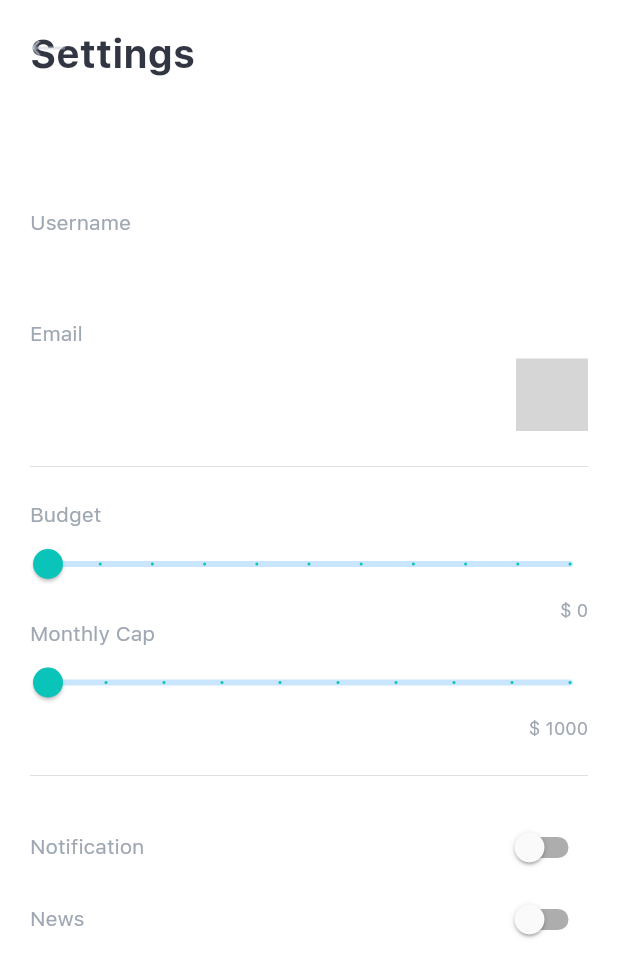
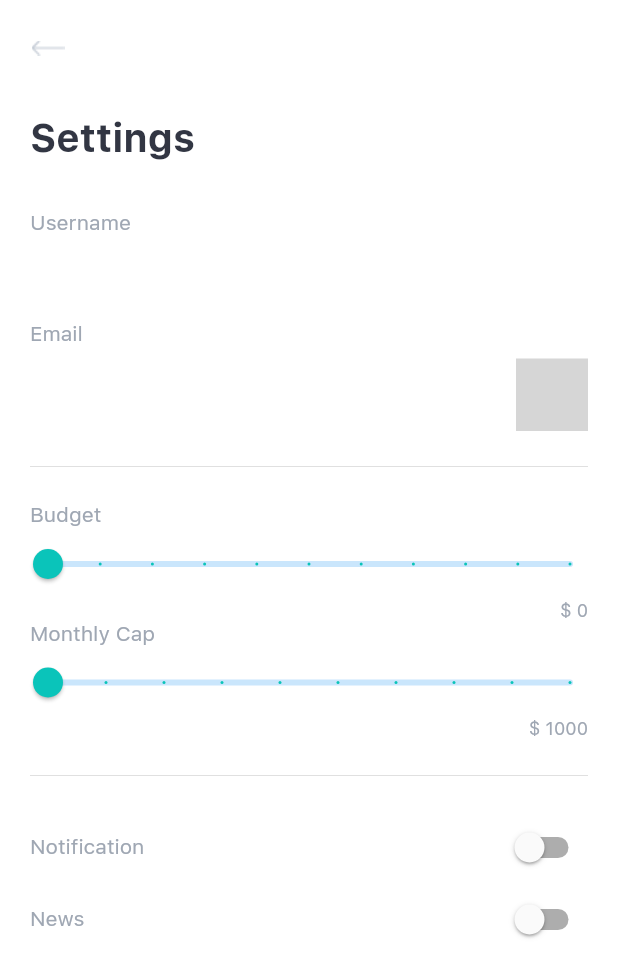
Before and after one commit to Ralfarios/plant_app, a Flutter app: the screen it shows once a user with an empty profile is signed in, after a tap on the "settings" icon, on a phone screen of 412 x 824 dp. Shown: the top 977 px of the screen. Run offline on Flutter 3.47's test engine with Material 2 defaults, Android fonts, the phone set to English and light mode, and no system bars; our stand-ins replace firebase_auth; missing offline and left inert: gradient_text; accounts and stored records are empty; grey boxes are pictures that could not be loaded.

Commit message:
FIX: Custom appbar bug

```diff
--- a/lib/core/consts/element/widget.dart
+++ b/lib/core/consts/element/widget.dart
@@ -19,7 +19,10 @@ Widget defaultAppBar(BuildContext context, Widget itemApp) {
 Widget customAppBar(BuildContext context, Widget itemApp) {
   return PreferredSize(
     preferredSize: Size.fromHeight(120),
-    child: AppBar(
+    child: Column(
+      crossAxisAlignment: CrossAxisAlignment.start,
+      children: [
+        AppBar(
           backgroundColor: Colors.transparent,
           elevation: 0,
           brightness: Brightness.light,
@@ -36,25 +39,23 @@ Widget customAppBar(BuildContext context, Widget itemApp) {
               ),
             ),
           ),
-        flexibleSpace: itemApp),
+        ),
+        itemApp,
+      ],
+    ),
   );
 }
 
 Widget withButton(context, string, icon) {
-  return Stack(
+  return Row(
+    mainAxisAlignment: MainAxisAlignment.spaceBetween,
     children: [
-      Positioned(
-        bottom: 0,
-        child: Container(
-          margin: EdgeInsets.all(20),
+      Container(
+        margin: EdgeInsets.fromLTRB(20, 20, 20, 13),
         child: Text(string, style: Theme.of(context).textTheme.headline1),
       ),
-      ),
-      Positioned(
-        bottom: 0,
-        right: 0,
-        child: Container(
-          margin: EdgeInsets.fromLTRB(20, 20, 30, 20),
+      Container(
+        margin: EdgeInsets.fromLTRB(20, 20, 30, 13),
         child: InkWell(
           customBorder: CircleBorder(),
           child: icon,
@@ -63,21 +64,16 @@ Widget withButton(context, string, icon) {
           },
         ),
       ),
-      ),
     ],
   );
 }
 
 Widget withoutButton(context, string) {
-  return Positioned(
-    bottom: 0,
-    child: Container(
-      margin: EdgeInsets.all(20),
-      child: Row(
-        children: <Widget>[
-          Text(string, style: Theme.of(context).textTheme.headline1),
-        ],
-      ),
+  return Container(
+    margin: EdgeInsets.fromLTRB(20, 20, 30, 13),
+    child: Text(
+      string,
+      style: Theme.of(context).textTheme.headline1,
     ),
   );
 }
```
Lines whose indentation alone changed are shown as unchanged.
